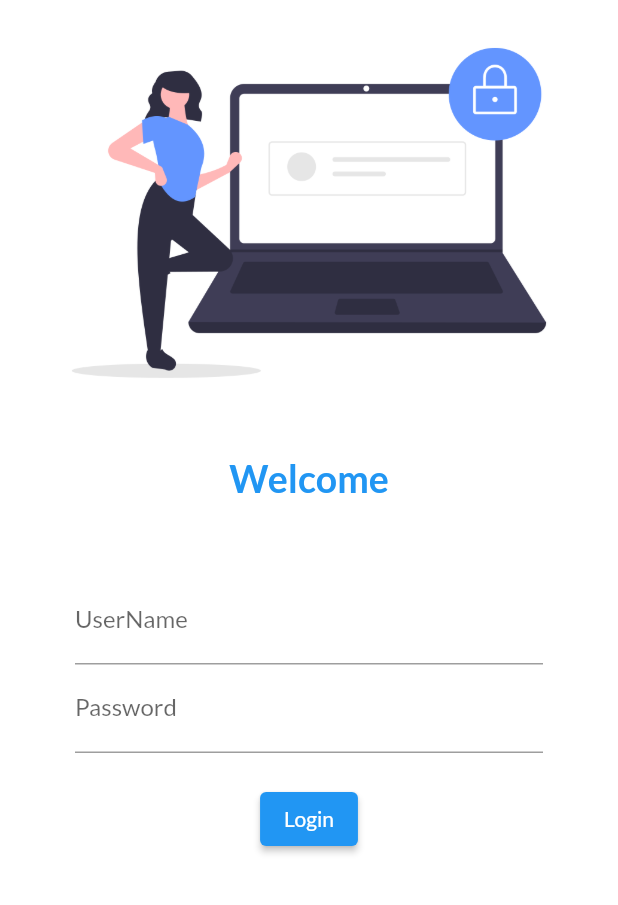
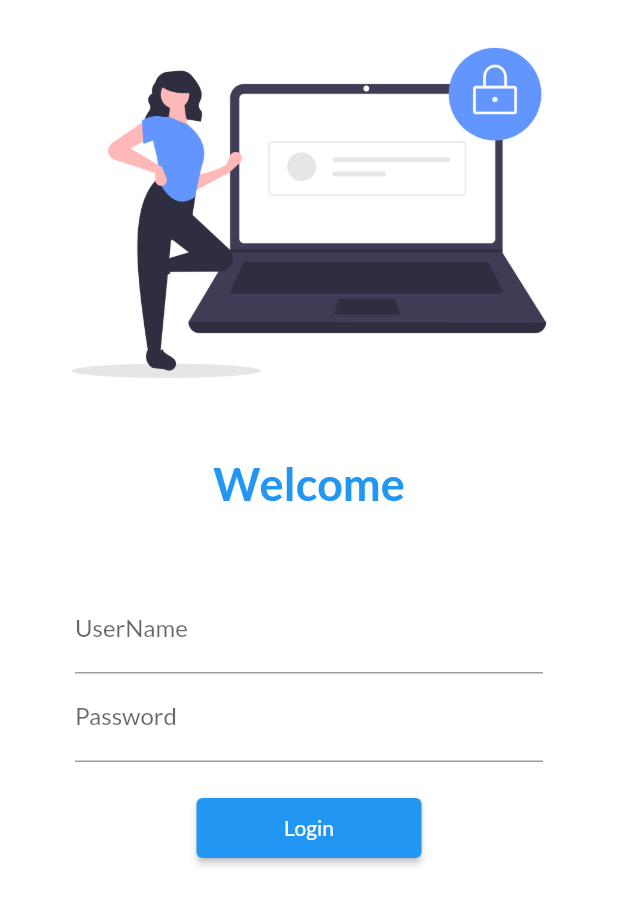
Before and after one commit to ayushmall06/Flutter_Catalogue, a Flutter app: the screen it shows after launch, on a phone screen of 412 x 824 dp. Shown: the top 905 px of the screen. Run offline on Flutter 3.47's test engine with Material 2 defaults, Android fonts, the phone set to English and light mode, and no system bars; our stand-ins replace google_fonts.

Commit message:
Day 5 Completed

```diff
--- a/lib/main.dart
+++ b/lib/main.dart
@@ -1,6 +1,7 @@
 import 'package:flutter/material.dart';
 import 'package:flutter_catalogue/pages/Home_Page.dart';
 import 'package:flutter_catalogue/pages/login_page.dart';
+import 'package:flutter_catalogue/utils/routes.dart';
 import 'package:google_fonts/google_fonts.dart';
 
 void main() {
@@ -14,12 +15,13 @@ class MyApp extends StatelessWidget {
       themeMode: ThemeMode.system,
       theme: ThemeData(primarySwatch: Colors.blue,
        fontFamily: GoogleFonts.lato().fontFamily),
+       debugShowCheckedModeBanner: false,
       darkTheme: ThemeData(brightness: Brightness.dark),
       initialRoute: "/",
       routes: {
         "/":(context) => LoginPage(),
-        "/home": (context) => HomePage(),
-        "/login":(context) => LoginPage()
+        MyRoutes.homeRoute: (context) => HomePage(),
+        MyRoutes.loginRoute:(context) => LoginPage()
       },
     );
   }
--- a/lib/pages/login_page.dart
+++ b/lib/pages/login_page.dart
@@ -1,4 +1,5 @@
 import 'package:flutter/material.dart';
+import 'package:flutter_catalogue/utils/routes.dart';
 
 class LoginPage extends StatelessWidget {
   @override
@@ -6,6 +7,7 @@ class LoginPage extends StatelessWidget {
     return Material(
         child: Material(
             color: Colors.white,
+            child: SingleChildScrollView(
               child: Column(
                 children: [
                   Image.asset(
@@ -18,13 +20,16 @@ class LoginPage extends StatelessWidget {
                   Text(
                     "Welcome",
                     style: TextStyle(
-                color: Colors.blue, fontSize: 25, fontWeight: FontWeight.bold),
+                        color: Colors.blue,
+                        fontSize: 30,
+                        fontWeight: FontWeight.bold),
                   ),
                   SizedBox(
                     height: 20,
                   ),
                   Padding(
-            padding: const EdgeInsets.symmetric(horizontal: 50, vertical: 30),
+                    padding: const EdgeInsets.symmetric(
+                        horizontal: 50, vertical: 30),
                     child: Column(
                       children: [
                         TextFormField(
@@ -45,16 +50,17 @@ class LoginPage extends StatelessWidget {
                         ),
                         ElevatedButton(
                           onPressed: () {
-                    print("Hi Ayush");
+                            Navigator.pushNamed(context, MyRoutes.homeRoute);
                           },
                           child: Text("Login"),
-                  style: TextButton.styleFrom(),
+                          style:
+                              TextButton.styleFrom(minimumSize: Size(150, 40)),
                         )
                       ],
                     ),
                   )
                 ],
               ),
-    ));
+            )));
   }
 }
--- /dev/null
+++ b/lib/utils/routes.dart
@@ -0,0 +1,4 @@
+class MyRoutes {
+  static String loginRoute = "/login";
+  static String homeRoute = "/homeRoute";
+}
```
Lines whose indentation alone changed are shown as unchanged.
